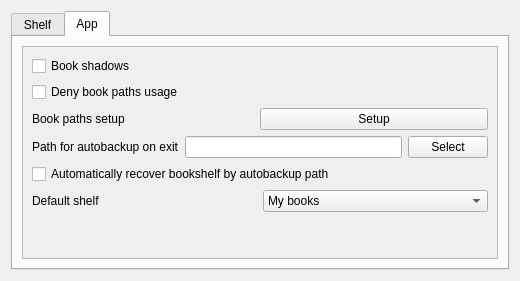
Qt form app/ui/settings.ui (brookite/Project-Bookshelf) before a commit.
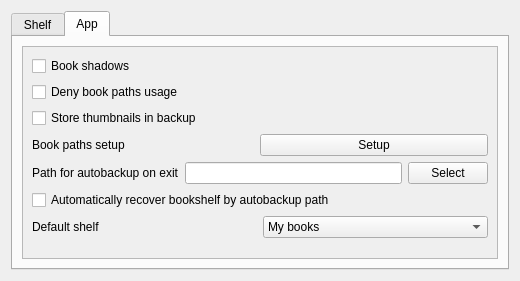
The same form after that commit. The open tabs and pages were chosen to show the change.

```diff
--- a/app/ui/settings.ui
+++ b/app/ui/settings.ui
@@ -89,8 +89,8 @@
            <rect>
             <x>0</x>
             <y>0</y>
-            <width>478</width>
-            <height>215</height>
+            <width>464</width>
+            <height>219</height>
            </rect>
           </property>
           <layout class="QVBoxLayout" name="verticalLayout_3">
@@ -108,6 +108,13 @@
              </property>
             </widget>
            </item>
+           <item>
+            <widget class="QCheckBox" name="storeThumbnails">
+             <property name="text">
+              <string>Store thumbnails in backup</string>
+             </property>
+            </widget>
+           </item>
            <item>
             <layout class="QHBoxLayout" name="horizontalLayout">
              <property name="spacing">
```
